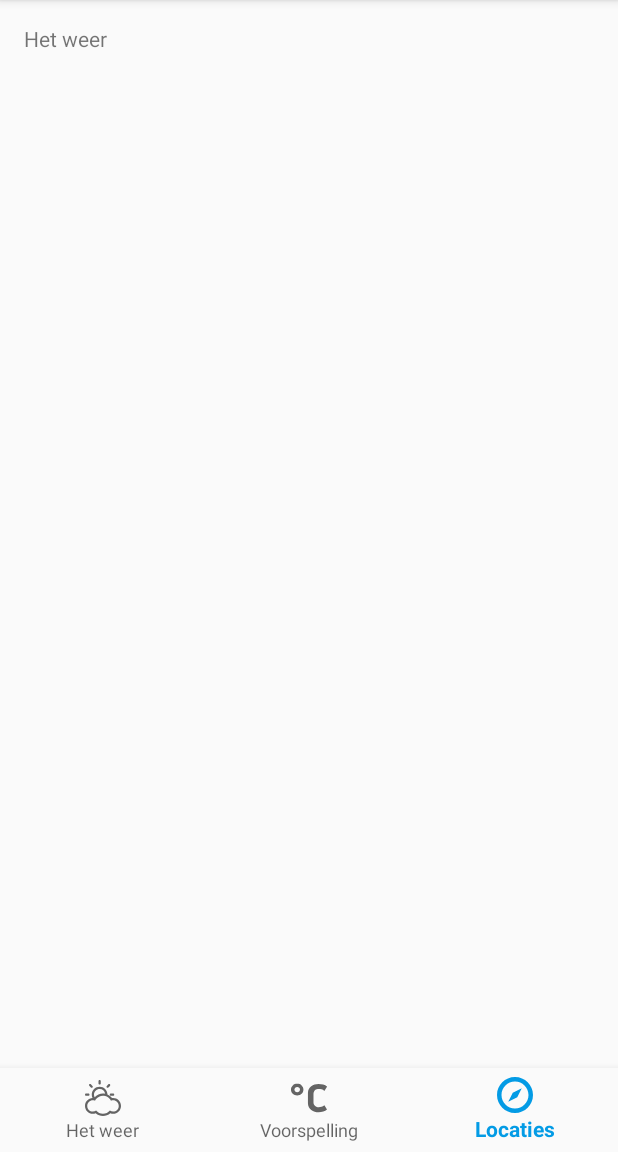
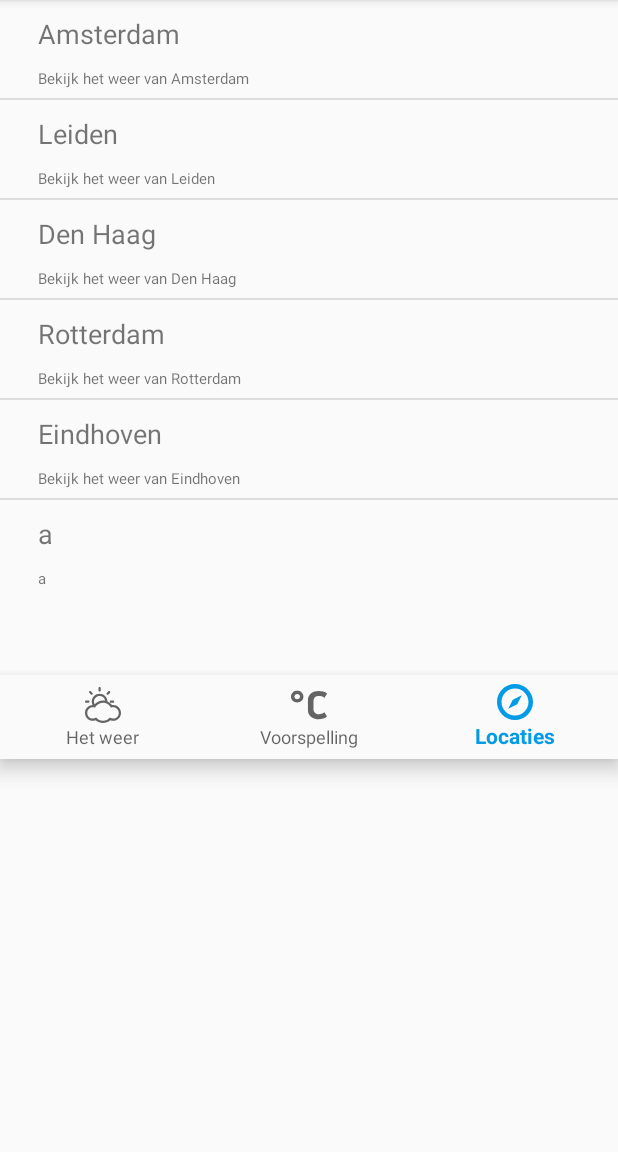
Before and after one commit to johnbaaij/Myweather, an Android app: the screen it shows after launch (MainActivity), item 3 of the bottom bar chosen, on a phone screen of 412 x 824 dp, the part 84-1236 px from its top. Run offline under Robolectric (Android 15) with nearby library versions, the phone set to English and light mode, and no system bars; our stand-ins replace Volley; network calls fail.

Commit message:
making fragments for the differend tabs, creating a list view for the Locations and make them clickable. Still the list would accept a click event, but navigate not to the correct layout. Still have to fix that

```diff
--- a/app/build.gradle
+++ b/app/build.gradle
@@ -37,4 +37,5 @@ dependencies {
     compile 'com.google.code.gson:gson:2.3.1'  // zet JSON in goede classes
     compile 'com.mcxiaoke.volley:library:1.0.19'   // Volley library 4 HTTP req.
     testCompile 'junit:junit:4.12'
+    compile 'com.android.support.constraint:constraint-layout:1.0.2'
 }
--- /dev/null
+++ b/app/src/main/java/nl/johnbaaij/myweather/CustomAdapter.java
@@ -0,0 +1,49 @@
+package nl.johnbaaij.myweather;
+
+import android.content.Context;
+import android.support.annotation.NonNull;
+import android.view.LayoutInflater;
+import android.view.View;
+import android.view.ViewGroup;
+import android.widget.ArrayAdapter;
+import android.widget.TextView;
+
+/**
+ * Created by Kim Wijfje on 22-6-2017.
+ */
+
+public class CustomAdapter extends ArrayAdapter<String> {
+
+    String[] subtext;
+    TextView textView;
+    TextView subText;
+
+
+    public CustomAdapter(Context context, String[] resource, String[] subText) {
+        super(context, R.layout.text_layout , resource);
+        this.subtext = subText;
+
+    }
+
+    @NonNull
+    @Override
+    public View getView(int position, View convertView, ViewGroup parent) {
+
+        LayoutInflater inflater  = LayoutInflater.from(getContext());
+        View view = inflater.inflate(R.layout.text_layout, parent, false);
+
+
+        String singleQuestion = getItem(position);
+
+
+        textView =(TextView) view.findViewById(R.id.TextCity);
+        subText =(TextView) view.findViewById(R.id.subtext);
+
+
+
+        textView.setText(singleQuestion);
+        subText.setText(subtext[position]);
+
+        return view;
+    }
+}
--- a/app/src/main/java/nl/johnbaaij/myweather/MainActivity.java
+++ b/app/src/main/java/nl/johnbaaij/myweather/MainActivity.java
@@ -1,5 +1,7 @@
 package nl.johnbaaij.myweather;
 
+import android.app.Fragment;
+import android.app.FragmentTransaction;
 import android.content.ContentValues;
 import android.database.Cursor;
 import android.database.DatabaseUtils;
@@ -25,6 +27,9 @@ import org.json.JSONObject;
 import java.lang.reflect.Type;
 import java.util.List;
 
+import nl.johnbaaij.myweather.fragments.Locaties;
+import nl.johnbaaij.myweather.fragments.Voorspelling;
+import nl.johnbaaij.myweather.fragments.Weer;
 import nl.johnbaaij.myweather.models.CourseModel;
 import nl.johnbaaij.myweather.models.Weather;
 
@@ -43,13 +48,20 @@ public class MainActivity extends AppCompatActivity {
         public boolean onNavigationItemSelected(@NonNull MenuItem item) {
             switch (item.getItemId()) {
                 case R.id.navigation_weer:
+                    changeToWeerFragment();
+                    //mTextMessage.setText(R.string.menu_home);
                     return true;
                 case R.id.navigation_voorspelling:
+                    changeToVoorspellingFragment();
+                    //mTextMessage.setText(R.string.menu_afspraken);
                     return true;
                 case R.id.navigation_locaties:
+                    changeToLocationsFragment();
+                    //mTextMessage.setText(R.string.menu_faq);
                     return true;
             }
             return false;
+
         }
 
     };
@@ -65,6 +77,53 @@ public class MainActivity extends AppCompatActivity {
         requestSubjects();
     }
 
+    public void changeToWeerFragment(){
+        // Create new fragment and transaction
+        Fragment newFragment = new Weer();
+        FragmentTransaction transaction = getFragmentManager().beginTransaction();
+
+        // Replace whatever is in the fragment_container view with this fragment,
+        // and add the transaction to the back stack
+        transaction.replace(R.id.fragment, newFragment);
+        transaction.addToBackStack(null);
+
+        // Commit the transaction
+        transaction.commit();
+    }
+
+    public void changeToVoorspellingFragment(){
+
+        // Create new fragment and transaction
+        Fragment newFragment = new Voorspelling();
+        FragmentTransaction transaction = getFragmentManager().beginTransaction();
+
+        // Replace whatever is in the fragment_container view with this fragment,
+        // and add the transaction to the back stack
+        transaction.replace(R.id.fragment, newFragment);
+        transaction.addToBackStack(null);
+
+        // Commit the transaction
+        transaction.commit();
+
+    }
+
+    public void changeToLocationsFragment(){
+
+
+        // Create new fragment and transaction
+        Fragment newFragment = new Locaties();
+        FragmentTransaction transaction = getFragmentManager().beginTransaction();
+
+        // Replace whatever is in the fragment_container view with this fragment,
+        // and add the transaction to the back stack
+        transaction.replace(R.id.fragment, newFragment);
+        transaction.addToBackStack(null);
+
+        // Commit the transaction
+        transaction.commit();
+
+
+    }
 
     private void requestSubjects(){
         Type type = new TypeToken<List<CourseModel>>(){}.getType();
@@ -108,18 +167,4 @@ public class MainActivity extends AppCompatActivity {
 
     }
 
-
-
-
-
-
-
-
-
-
-
-
-
-
-
 }
--- /dev/null
+++ b/app/src/main/java/nl/johnbaaij/myweather/fragments/Locaties.java
@@ -0,0 +1,74 @@
+package nl.johnbaaij.myweather.fragments;
+
+import android.app.Activity;
+import android.app.Fragment;
+import android.app.FragmentTransaction;
+import android.os.Bundle;
+import android.view.LayoutInflater;
+import android.view.View;
+import android.view.ViewGroup;
+import android.widget.AdapterView;
+import android.widget.ListAdapter;
+import android.widget.ListView;
+
+import nl.johnbaaij.myweather.CustomAdapter;
+import nl.johnbaaij.myweather.R;
+
+/**
+ * Created by Kim Wijfje on 22-6-2017.
+ */
+
+public class Locaties extends Fragment {
+
+    String[] locations;
+    String[] subText;
+    Activity activity;
+    ListAdapter adapter;
+    ListView locList;
+
+    @Override
+    public View onCreateView(LayoutInflater inflater, ViewGroup container,
+                             Bundle savedInstanceState) {
+
+        View view = inflater.inflate(R.layout.list_layout, container, false);
+
+        locations = getResources().getStringArray(R.array.locations);
+        subText = getResources().getStringArray(R.array.subtext);
+        activity = getActivity();
+        adapter = new CustomAdapter(view.getContext() , locations, subText);
+        locList = (ListView) view.findViewById(R.id.list_loc);
+        locList.setAdapter(adapter);
+
+        locList.setOnItemClickListener(new AdapterView.OnItemClickListener() {
+            @Override
+            public void onItemClick(AdapterView<?> parent, View view, int position, long l) {
+                String location = String.valueOf(parent.getItemAtPosition(position));
+                String subtext = subText[position];
+
+                //Toast.makeText(activity, question, Toast.LENGTH_LONG).show();
+
+                Bundle bundle = new Bundle();
+                bundle.putString("city", location);
+                bundle.putString("subText", subtext);
+
+
+                // Create new fragment and transaction
+                Fragment newFragment = new Text();
+                newFragment.setArguments(bundle);
+                FragmentTransaction transaction = getFragmentManager().beginTransaction();
+
+                // Replace whatever is in the fragment_container view with this fragment,
+                // and add the transaction to the back stack
+                transaction.replace(R.id.fragment, newFragment);
+                transaction.addToBackStack(null);
+
+                // Commit the transaction
+                transaction.commit();
+
+            }
+        });
+
+        return view;
+    }
+
+}
--- a/app/src/main/res/layout/activity_main.xml
+++ b/app/src/main/res/layout/activity_main.xml
@@ -8,23 +8,11 @@
     android:orientation="vertical"
     tools:context="nl.johnbaaij.myweather.MainActivity">
 
-    <FrameLayout
-        android:id="@+id/content"
+    <fragment
+        android:id="@+id/fragment"
+        android:name="nl.johnbaaij.myweather.fragments.empty_fragment"
         android:layout_width="match_parent"
-        android:layout_height="0dp"
-        android:layout_weight="1">
-
-        <TextView
-            android:id="@+id/message"
-            android:layout_width="match_parent"
-            android:layout_height="wrap_content"
-            android:layout_marginBottom="@dimen/activity_vertical_margin"
-            android:layout_marginLeft="@dimen/activity_horizontal_margin"
-            android:layout_marginRight="@dimen/activity_horizontal_margin"
-            android:layout_marginTop="@dimen/activity_vertical_margin"
-            android:text="@string/title_weer" />
-
-    </FrameLayout>
+        android:layout_height="450dp" />
 
     <android.support.design.widget.BottomNavigationView
         android:id="@+id/navigation"
--- /dev/null
+++ b/app/src/main/res/layout/list_layout.xml
@@ -0,0 +1,12 @@
+<?xml version="1.0" encoding="utf-8"?>
+<LinearLayout xmlns:android="http://schemas.android.com/apk/res/android"
+    android:orientation="vertical" android:layout_width="match_parent"
+    android:layout_height="match_parent">
+
+    <ListView
+        android:id="@+id/list_loc"
+        android:layout_width="match_parent"
+        android:layout_height="match_parent"
+        android:paddingBottom="56dp"
+        android:scrollbars="horizontal"/>
+</LinearLayout>
--- /dev/null
+++ b/app/src/main/res/layout/text_layout.xml
@@ -0,0 +1,37 @@
+<?xml version="1.0" encoding="utf-8"?>
+<android.support.constraint.ConstraintLayout xmlns:android="http://schemas.android.com/apk/res/android"
+    xmlns:app="http://schemas.android.com/apk/res-auto"
+    xmlns:tools="http://schemas.android.com/tools"
+    android:orientation="vertical"
+    android:layout_width="match_parent"
+    android:layout_height="match_parent"
+    tools:layout_editor_absoluteY="81dp"
+    tools:layout_editor_absoluteX="0dp">
+
+    <TextView
+        android:id="@+id/TextCity"
+        android:layout_width="366dp"
+        android:layout_height="35dp"
+        android:text="TextView"
+        android:textSize="18sp"
+        android:padding="2sp"
+        app:layout_constraintLeft_toLeftOf="parent"
+        app:layout_constraintRight_toRightOf="parent"
+        app:layout_constraintTop_toTopOf="parent"
+        android:layout_marginTop="8dp"
+        android:layout_marginRight="8dp"
+        android:layout_marginLeft="8dp" />
+
+    <TextView
+        android:id="@+id/subtext"
+        android:layout_width="362dp"
+        android:layout_height="22dp"
+        android:text="TextView"
+        android:textSize="10sp"
+        android:padding="2sp"
+        android:layout_marginTop="0dp"
+        app:layout_constraintTop_toBottomOf="@+id/TextCity"
+        android:layout_marginLeft="0dp"
+        app:layout_constraintLeft_toLeftOf="@+id/TextCity" />
+
+</android.support.constraint.ConstraintLayout>
--- a/app/src/main/res/values/strings.xml
+++ b/app/src/main/res/values/strings.xml
@@ -4,4 +4,35 @@
     <string name="title_weer">Het weer</string>
     <string name="title_voorspelling">Voorspelling</string>
     <string name="title_locaties">Locaties</string>
+
+
+    <string-array name="locations">
+        <!-- 1 --><item >Amsterdam</item>
+        <!-- 2 --><item >Leiden</item>
+        <!-- 3 --><item >Den Haag</item>
+        <!-- 4 --><item >Rotterdam</item>
+        <!-- 5 --><item >Eindhoven</item>
+
+        <!-- 6 --><item >a</item>
+        <!-- 7 --><item >b</item>
+        <!-- 8 --><item >c</item>
+        <!-- 9 --><item >d</item>
+        <!-- 10 --><item >e</item>
+
+    </string-array>
+
+    <string-array name="subtext">
+        <!-- 1 --><item >Bekijk het weer van Amsterdam</item>
+        <!-- 2 --><item >Bekijk het weer van Leiden</item>
+        <!-- 3 --><item >Bekijk het weer van Den Haag</item>
+        <!-- 4 --><item >Bekijk het weer van Rotterdam</item>
+        <!-- 5 --><item >Bekijk het weer van Eindhoven</item>
+
+        <!-- 6 --><item >a</item>
+        <!-- 7 --><item >b</item>
+        <!-- 8 --><item >c</item>
+        <!-- 9 --><item >d</item>
+        <!-- 10 --><item >e</item>
+
+    </string-array>
 </resources>
```
Also changed, not shown: app/src/main/java/nl/johnbaaij/myweather/fragments/Voorspelling.java (added, +24 -0 lines), app/src/main/java/nl/johnbaaij/myweather/fragments/Weer.java (added, +24 -0 lines), app/src/main/res/layout/text_clicked_layout.xml (added, +20 -0 lines), app/src/main/res/layout/voorspelling_layout.xml (added, +11 -0 lines), app/src/main/res/layout/weer_layout.xml (added, +11 -0 lines).
